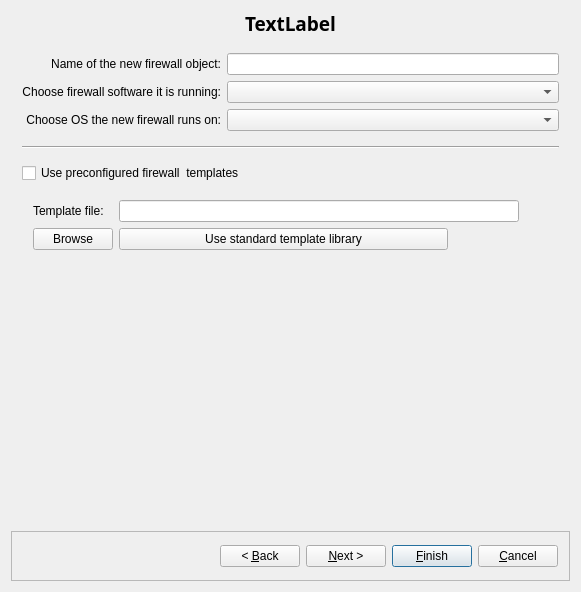
This is src/gui/newfirewalldialog_q.ui in fwbuilder/fwbuilder as Qt 5 draws it before an edit. The edited form follows.
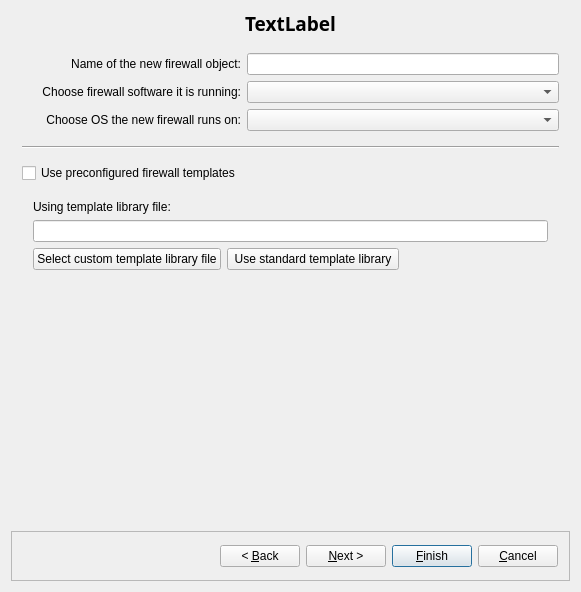
This is the edited form. Icons and pictures are not drawn. Custom widgets are drawn as their Qt base class.

Commit message: fixed #1767 improved UI in the new firewall and new host dialogs       where user chooses file for the custom template library or uses       standard template library.

Diff of the .ui file:
```diff
--- a/src/gui/newfirewalldialog_q.ui
+++ b/src/gui/newfirewalldialog_q.ui
@@ -57,7 +57,7 @@
       <number>0</number>
      </property>
      <widget class="QWidget" name="page1">
-      <layout class="QGridLayout" name="gridLayout">
+      <layout class="QGridLayout" name="gridLayout_4">
        <item row="0" column="0">
         <widget class="QLabel" name="label631">
          <property name="text">
@@ -131,31 +131,31 @@
          </property>
         </widget>
        </item>
-       <item row="4" column="0" colspan="2">
+       <item row="4" column="0">
         <widget class="QCheckBox" name="useTemplate">
          <property name="text">
-          <string>Use preconfigured firewall  templates</string>
+          <string>Use preconfigured firewall templates</string>
          </property>
         </widget>
        </item>
        <item row="5" column="0" colspan="2">
-        <widget class="QFrame" name="templaterFrame">
+        <widget class="QFrame" name="templateFrame">
          <property name="frameShape">
           <enum>QFrame::NoFrame</enum>
          </property>
          <property name="frameShadow">
           <enum>QFrame::Raised</enum>
          </property>
-         <layout class="QGridLayout">
+         <layout class="QGridLayout" name="gridLayout">
           <item row="0" column="0">
-           <widget class="QLabel" name="label_2">
+           <widget class="QLabel" name="templateFilePathLabel">
             <property name="text">
-             <string>Template file:</string>
+             <string>Using template library file:</string>
             </property>
            </widget>
           </item>
-          <item row="0" column="1">
-           <widget class="QLineEdit" name="templaterFilePath">
+          <item row="1" column="0">
+           <widget class="QLineEdit" name="templateFilePath">
             <property name="minimumSize">
              <size>
               <width>400</width>
@@ -164,40 +164,41 @@
             </property>
            </widget>
           </item>
-          <item row="1" column="0">
-           <widget class="QPushButton" name="templaterBrowseButton">
+          <item row="2" column="0">
+           <layout class="QHBoxLayout" name="horizontalLayout">
+            <item>
+             <widget class="QPushButton" name="templateUseCustom">
             <property name="text">
-             <string>Browse</string>
+               <string>Select custom template library file</string>
             </property>
            </widget>
           </item>
-          <item row="1" column="1">
+            <item>
            <widget class="QPushButton" name="templateUseStandard">
             <property name="text">
-             <string>Use standard template library</string>
+               <string> Use standard template library </string>
             </property>
            </widget>
           </item>
-          <item row="1" column="2">
-           <spacer>
+            <item>
+             <spacer name="horizontalSpacer">
             <property name="orientation">
              <enum>Qt::Horizontal</enum>
             </property>
-            <property name="sizeType">
-             <enum>QSizePolicy::Fixed</enum>
-            </property>
             <property name="sizeHint" stdset="0">
              <size>
-              <width>100</width>
+                <width>81</width>
               <height>20</height>
              </size>
             </property>
            </spacer>
           </item>
          </layout>
+          </item>
+         </layout>
         </widget>
        </item>
-       <item row="6" column="0">
+       <item row="6" column="1">
         <spacer name="verticalSpacer">
          <property name="orientation">
           <enum>Qt::Vertical</enum>
```
Lines whose indentation alone changed are shown as unchanged. The commit also changes 9 other files.
